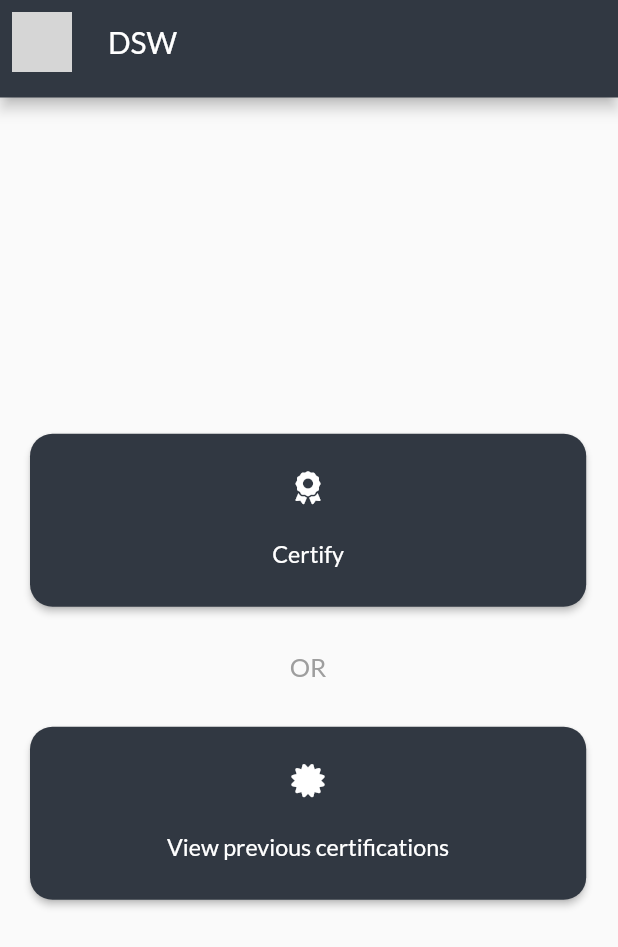
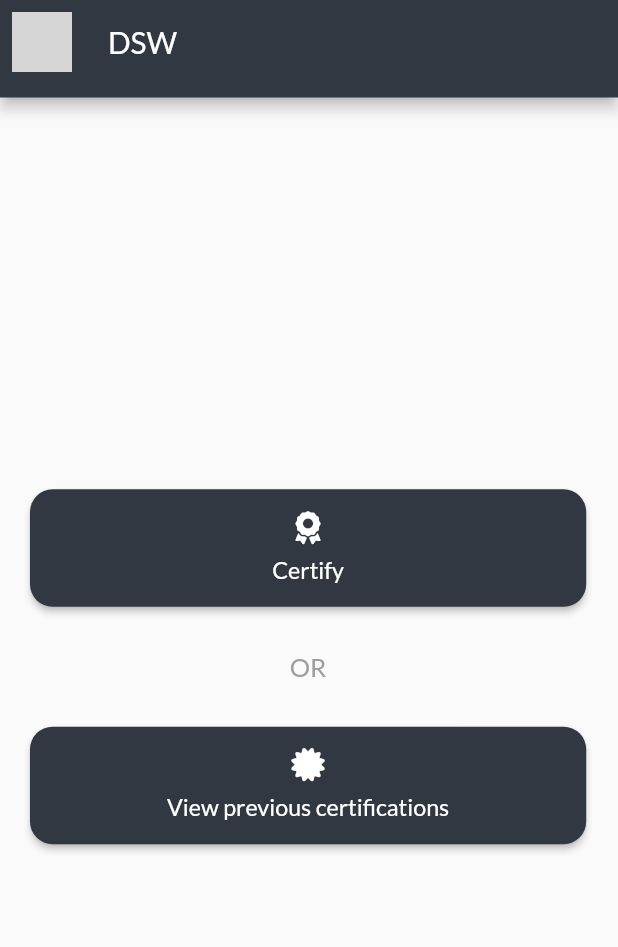
Before and after one commit to MNIT-DSW-APP/DSW-FRONTEND, a Flutter app: the CertificationsControlScreen screen opened by its route, on a phone screen of 412 x 824 dp. Shown: the top 947 px of the screen. Run offline on Flutter 3.47's test engine with Material 2 defaults, Android fonts, the phone set to English and light mode, and no system bars; our stand-ins replace carousel_slider, file_picker, flutter_lorem, font_awesome_flutter, percent_indicator, youtube_player_flutter; missing offline and left inert: rotated_corner_decoration; grey boxes are pictures that could not be loaded.

Commit message:
BlackBox dimensions made dynamic

```diff
--- a/lib/widgets/custom_black_button.dart
+++ b/lib/widgets/custom_black_button.dart
@@ -18,7 +18,7 @@ class CustomBlackButton extends StatelessWidget {
   Widget build(BuildContext context) {
     Size sz = MediaQuery.of(context).size;
     return Container(
-      height: sz.height*0.14,
+      height: sz.height*0.095,
       width: sz.width*0.9,
       margin: const EdgeInsets.symmetric(
         horizontal: 20,
@@ -31,7 +31,7 @@ class CustomBlackButton extends StatelessWidget {
         style: ElevatedButton.styleFrom(
           primary: GlobalVariables.customGrey,
           padding: const EdgeInsets.symmetric(
-            vertical: 25,
+            vertical: 0,
           ),
           shape: RoundedRectangleBorder(
             borderRadius: BorderRadius.circular(15),
@@ -46,7 +46,9 @@ class CustomBlackButton extends StatelessWidget {
               size: 22,
               color: Colors.white,
             ),
-            const Spacer(),
+            SizedBox(
+              height: sz.height*0.01,
+            ),
             Text(
               title,
               style: const TextStyle(
```
